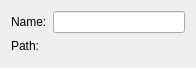
The window that src/libs/utils/filewizardpage.ui (qt-creator/qt-creator) describes before a commit, drawn with Qt 5.
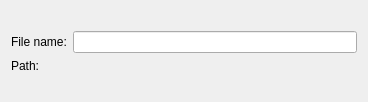
The same window after the commit. Custom widgets are drawn as their Qt base class.

Commit message:
File wizards: Optionally show the default suffix
In wizards that create a single new file, there's almost always a
default suffix that gets appended if the user provides only the base
name. However, there's currently no visual indication on the page that
such a suffix will be appended. Therefore, we add an optional field to
the FileWizardPage that displays the default suffix if the wizard
provides one.

```diff
--- a/src/libs/utils/filewizardpage.ui
+++ b/src/libs/utils/filewizardpage.ui
@@ -6,34 +6,41 @@
    <rect>
     <x>0</x>
     <y>0</y>
-    <width>196</width>
-    <height>68</height>
+    <width>368</width>
+    <height>102</height>
    </rect>
   </property>
   <property name="title">
    <string>Choose the Location</string>
   </property>
   <layout class="QFormLayout" name="formLayout">
-   <item row="0" column="0">
+   <item row="1" column="0">
     <widget class="QLabel" name="nameLabel">
      <property name="text">
-      <string>Name:</string>
+      <string>File name:</string>
      </property>
     </widget>
    </item>
-   <item row="0" column="1">
+   <item row="1" column="1">
     <widget class="Utils::FileNameValidatingLineEdit" name="nameLineEdit"/>
    </item>
-   <item row="1" column="0">
+   <item row="3" column="0">
     <widget class="QLabel" name="pathLabel">
      <property name="text">
       <string>Path:</string>
      </property>
     </widget>
    </item>
-   <item row="1" column="1">
+   <item row="3" column="1">
     <widget class="Utils::PathChooser" name="pathChooser" native="true"/>
    </item>
+   <item row="0" column="1">
+    <widget class="QLabel" name="defaultSuffixLabel">
+     <property name="text">
+      <string/>
+     </property>
+    </widget>
+   </item>
   </layout>
  </widget>
  <customwidgets>
```
The commit also changes 16 other files.
